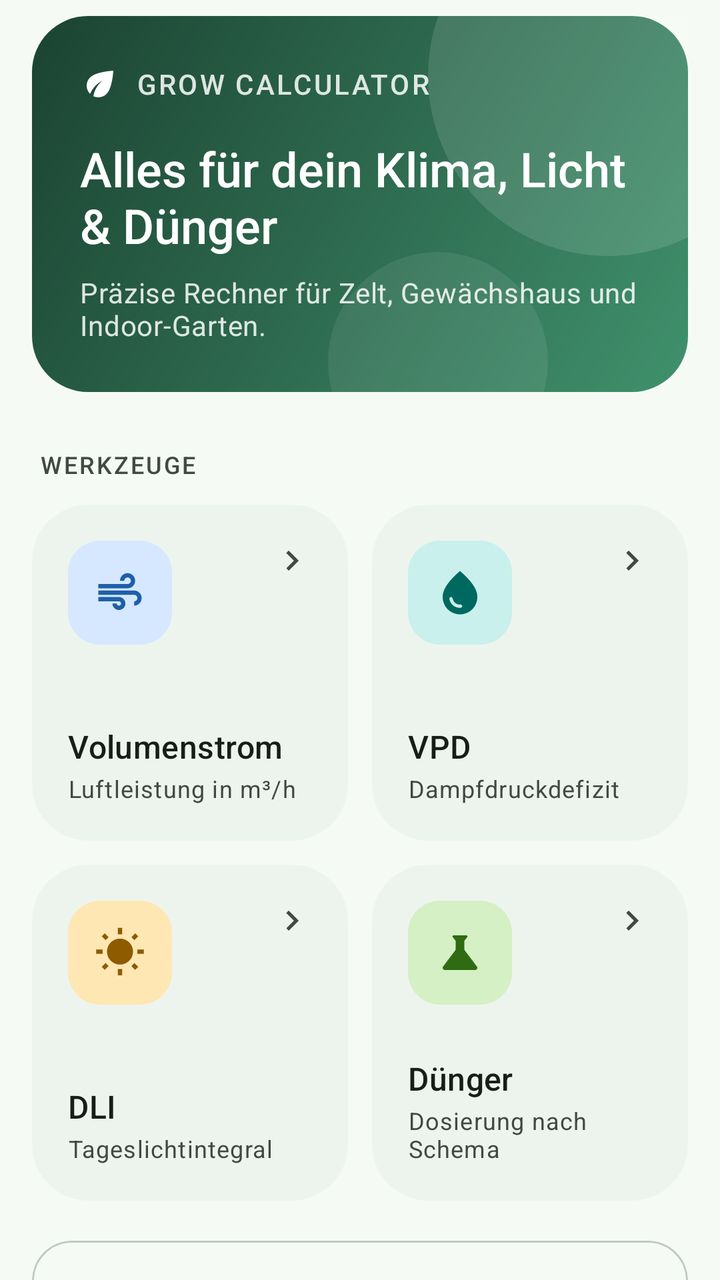
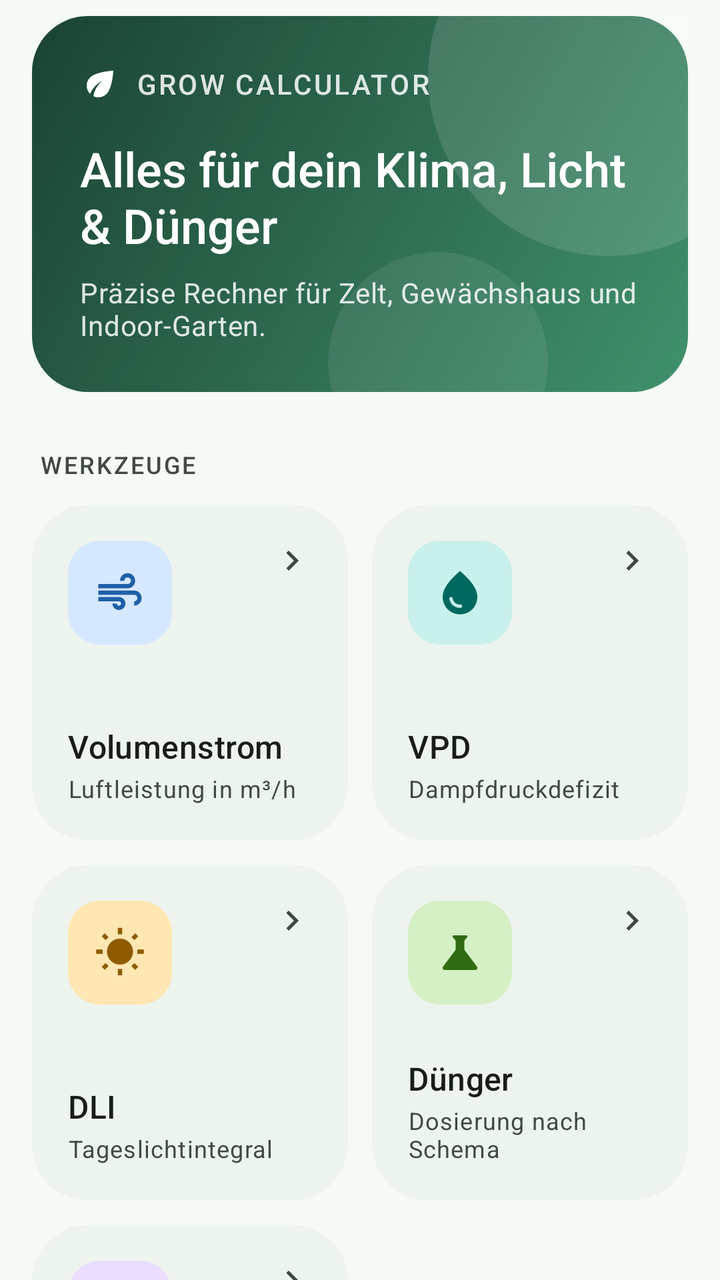

An Android layout rendered at two revisions. The XML below is the earlier revision; the diff shows what the commit changed to produce the second picture.
<!-- AndroidManifest.xml: application theme Theme.GrowCalc -->
<!-- res/layout/fragment_dashboard.xml -->
<?xml version="1.0" encoding="utf-8"?>
<androidx.core.widget.NestedScrollView xmlns:android="http://schemas.android.com/apk/res/android"
    xmlns:app="http://schemas.android.com/apk/res-auto"
    android:layout_width="match_parent"
    android:layout_height="match_parent"
    android:background="?attr/colorSurface"
    android:clipToPadding="false">

    <LinearLayout
        android:layout_width="match_parent"
        android:layout_height="wrap_content"
        android:orientation="vertical"
        android:paddingStart="16dp"
        android:paddingTop="8dp"
        android:paddingEnd="16dp"
        android:paddingBottom="32dp">

        
        <LinearLayout
            android:layout_width="match_parent"
            android:layout_height="wrap_content"
            android:background="@drawable/bg_hero"
            android:orientation="vertical"
            android:padding="24dp">

            <LinearLayout
                android:layout_width="wrap_content"
                android:layout_height="wrap_content"
                android:gravity="center_vertical"
                android:orientation="horizontal">

                <ImageView
                    android:layout_width="20dp"
                    android:layout_height="20dp"
                    android:importantForAccessibility="no"
                    android:src="@drawable/ic_leaf"
                    app:tint="@color/on_hero" />

                <TextView
                    android:layout_width="wrap_content"
                    android:layout_height="wrap_content"
                    android:layout_marginStart="8dp"
                    android:alpha="0.85"
                    android:letterSpacing="0.08"
                    android:text="@string/dashboard_hero_overline"
                    android:textAllCaps="true"
                    android:textAppearance="?attr/textAppearanceLabelLarge"
                    android:textColor="@color/on_hero" />
            </LinearLayout>

            <TextView
                android:layout_width="match_parent"
                android:layout_height="wrap_content"
                android:layout_marginTop="16dp"
                android:fontFamily="sans-serif-medium"
                android:text="@string/dashboard_hero_title"
                android:textAppearance="?attr/textAppearanceHeadlineSmall"
                android:textColor="@color/on_hero" />

            <TextView
                android:layout_width="match_parent"
                android:layout_height="wrap_content"
                android:layout_marginTop="8dp"
                android:alpha="0.85"
                android:text="@string/dashboard_hero_subtitle"
                android:textAppearance="?attr/textAppearanceBodyMedium"
                android:textColor="@color/on_hero" />
        </LinearLayout>

        <TextView
            android:layout_width="wrap_content"
            android:layout_height="wrap_content"
            android:layout_marginStart="4dp"
            android:layout_marginTop="28dp"
            android:layout_marginBottom="12dp"
            android:text="@string/dashboard_section_tools"
            android:textAppearance="@style/TextAppearance.Grow.Overline" />

        
        <LinearLayout
            android:layout_width="match_parent"
            android:layout_height="wrap_content"
            android:baselineAligned="false"
            android:orientation="horizontal">

            <com.google.android.material.card.MaterialCardView
                android:id="@+id/cardVolumenstrom"
                style="@style/Widget.Grow.Card.Tile"
                android:layout_width="0dp"
                android:layout_height="wrap_content"
                android:layout_marginEnd="6dp"
                android:layout_weight="1"
                android:clickable="true"
                android:focusable="true">

                <LinearLayout
                    android:layout_width="match_parent"
                    android:layout_height="wrap_content"
                    android:minHeight="168dp"
                    android:orientation="vertical"
                    android:padding="18dp">

                    <LinearLayout
                        android:layout_width="match_parent"
                        android:layout_height="wrap_content"
                        android:orientation="horizontal">

                        <ImageView
                            style="@style/Grow.IconBadge"
                            android:backgroundTint="@color/accent_air_bg"
                            android:src="@drawable/ic_tool_air"
                            app:tint="@color/accent_air" />

                        <Space
                            android:layout_width="0dp"
                            android:layout_height="0dp"
                            android:layout_weight="1" />

                        <ImageView
                            android:layout_width="20dp"
                            android:layout_height="20dp"
                            android:importantForAccessibility="no"
                            android:src="@drawable/ic_chevron_right"
                            app:tint="?attr/colorOnSurfaceVariant" />
                    </LinearLayout>

                    <Space
                        android:layout_width="match_parent"
                        android:layout_height="0dp"
                        android:layout_weight="1"
                        android:minHeight="20dp" />

                    <TextView
                        android:layout_width="wrap_content"
                        android:layout_height="wrap_content"
                        android:text="@string/tile_vol_title"
                        android:textAppearance="@style/TextAppearance.Grow.SectionTitle" />

                    <TextView
                        android:layout_width="wrap_content"
                        android:layout_height="wrap_content"
                        android:layout_marginTop="2dp"
                        android:text="@string/tile_vol_desc"
                        android:textAppearance="?attr/textAppearanceBodySmall"
                        android:textColor="?attr/colorOnSurfaceVariant" />
                </LinearLayout>
            </com.google.android.material.card.MaterialCardView>

            <com.google.android.material.card.MaterialCardView
                android:id="@+id/cardVpd"
                style="@style/Widget.Grow.Card.Tile"
                android:layout_width="0dp"
                android:layout_height="wrap_content"
                android:layout_marginStart="6dp"
                android:layout_weight="1"
                android:clickable="true"
                android:focusable="true">

                <LinearLayout
                    android:layout_width="match_parent"
                    android:layout_height="wrap_content"
                    android:minHeight="168dp"
                    android:orientation="vertical"
                    android:padding="18dp">

                    <LinearLayout
                        android:layout_width="match_parent"
                        android:layout_height="wrap_content"
                        android:orientation="horizontal">

                        <ImageView
                            style="@style/Grow.IconBadge"
                            android:backgroundTint="@color/accent_vpd_bg"
                            android:src="@drawable/ic_tool_vpd"
                            app:tint="@color/accent_vpd" />

                        <Space
                            android:layout_width="0dp"
                            android:layout_height="0dp"
                            android:layout_weight="1" />

                        <ImageView
                            android:layout_width="20dp"
                            android:layout_height="20dp"
                            android:importantForAccessibility="no"
                            android:src="@drawable/ic_chevron_right"
                            app:tint="?attr/colorOnSurfaceVariant" />
                    </LinearLayout>

                    <Space
                        android:layout_width="match_parent"
                        android:layout_height="0dp"
                        android:layout_weight="1"
                        android:minHeight="20dp" />

                    <TextView
                        android:layout_width="wrap_content"
                        android:layout_height="wrap_content"
                        android:text="@string/tile_vpd_title"
                        android:textAppearance="@style/TextAppearance.Grow.SectionTitle" />

                    <TextView
                        android:layout_width="wrap_content"
                        android:layout_height="wrap_content"
                        android:layout_marginTop="2dp"
                        android:text="@string/tile_vpd_desc"
                        android:textAppearance="?attr/textAppearanceBodySmall"
                        android:textColor="?attr/colorOnSurfaceVariant" />
                </LinearLayout>
            </com.google.android.material.card.MaterialCardView>
        </LinearLayout>

        
        <LinearLayout
            android:layout_width="match_parent"
            android:layout_height="wrap_content"
            android:layout_marginTop="12dp"
            android:baselineAligned="false"
            android:orientation="horizontal">

            <com.google.android.material.card.MaterialCardView
                android:id="@+id/cardDli"
                style="@style/Widget.Grow.Card.Tile"
                android:layout_width="0dp"
                android:layout_height="wrap_content"
                android:layout_marginEnd="6dp"
                android:layout_weight="1"
                android:clickable="true"
                android:focusable="true">

                <LinearLayout
                    android:layout_width="match_parent"
                    android:layout_height="wrap_content"
                    android:minHeight="168dp"
                    android:orientation="vertical"
                    android:padding="18dp">

                    <LinearLayout
                        android:layout_width="match_parent"
                        android:layout_height="wrap_content"
                        android:orientation="horizontal">

                        <ImageView
                            style="@style/Grow.IconBadge"
                            android:backgroundTint="@color/accent_dli_bg"
                            android:src="@drawable/ic_tool_dli"
                            app:tint="@color/accent_dli" />

                        <Space
                            android:layout_width="0dp"
                            android:layout_height="0dp"
                            android:layout_weight="1" />

                        <ImageView
                            android:layout_width="20dp"
                            android:layout_height="20dp"
                            android:importantForAccessibility="no"
                            android:src="@drawable/ic_chevron_right"
                            app:tint="?attr/colorOnSurfaceVariant" />
                    </LinearLayout>

                    <Space
                        android:layout_width="match_parent"
                        android:layout_height="0dp"
                        android:layout_weight="1"
                        android:minHeight="20dp" />

                    <TextView
                        android:layout_width="wrap_content"
                        android:layout_height="wrap_content"
                        android:text="@string/tile_dli_title"
                        android:textAppearance="@style/TextAppearance.Grow.SectionTitle" />

                    <TextView
                        android:layout_width="wrap_content"
                        android:layout_height="wrap_content"
                        android:layout_marginTop="2dp"
                        android:text="@string/tile_dli_desc"
                        android:textAppearance="?attr/textAppearanceBodySmall"
                        android:textColor="?attr/colorOnSurfaceVariant" />
                </LinearLayout>
            </com.google.android.material.card.MaterialCardView>

            <com.google.android.material.card.MaterialCardView
                android:id="@+id/cardNutrient"
                style="@style/Widget.Grow.Card.Tile"
                android:layout_width="0dp"
                android:layout_height="wrap_content"
                android:layout_marginStart="6dp"
                android:layout_weight="1"
                android:clickable="true"
                android:focusable="true">

                <LinearLayout
                    android:layout_width="match_parent"
                    android:layout_height="wrap_content"
                    android:minHeight="168dp"
                    android:orientation="vertical"
                    android:padding="18dp">

                    <LinearLayout
                        android:layout_width="match_parent"
                        android:layout_height="wrap_content"
                        android:orientation="horizontal">

                        <ImageView
                            style="@style/Grow.IconBadge"
                            android:backgroundTint="@color/accent_nutrient_bg"
                            android:src="@drawable/ic_tool_nutrient"
                            app:tint="@color/accent_nutrient" />

                        <Space
                            android:layout_width="0dp"
                            android:layout_height="0dp"
                            android:layout_weight="1" />

                        <ImageView
                            android:layout_width="20dp"
                            android:layout_height="20dp"
                            android:importantForAccessibility="no"
                            android:src="@drawable/ic_chevron_right"
                            app:tint="?attr/colorOnSurfaceVariant" />
                    </LinearLayout>

                    <Space
                        android:layout_width="match_parent"
                        android:layout_height="0dp"
                        android:layout_weight="1"
                        android:minHeight="20dp" />

                    <TextView
                        android:layout_width="wrap_content"
                        android:layout_height="wrap_content"
                        android:text="@string/tile_nutrient_title"
                        android:textAppearance="@style/TextAppearance.Grow.SectionTitle" />

                    <TextView
                        android:layout_width="wrap_content"
                        android:layout_height="wrap_content"
                        android:layout_marginTop="2dp"
                        android:text="@string/tile_nutrient_desc"
                        android:textAppearance="?attr/textAppearanceBodySmall"
                        android:textColor="?attr/colorOnSurfaceVariant" />
                </LinearLayout>
            </com.google.android.material.card.MaterialCardView>
        </LinearLayout>

        
        <com.google.android.material.card.MaterialCardView
            style="@style/Widget.Material3.CardView.Outlined"
            android:layout_width="match_parent"
            android:layout_height="wrap_content"
            android:layout_marginTop="20dp"
            app:cardBackgroundColor="?attr/colorSurface"
            app:cardCornerRadius="20dp"
            app:strokeColor="?attr/colorOutlineVariant">

            <LinearLayout
                android:layout_width="match_parent"
                android:layout_height="wrap_content"
                android:gravity="center_vertical"
                android:orientation="horizontal"
                android:padding="16dp">

                <ImageView
                    android:layout_width="24dp"
                    android:layout_height="24dp"
                    android:importantForAccessibility="no"
                    android:src="@drawable/ic_info"
                    app:tint="?attr/colorTertiary" />

                <TextView
                    android:layout_width="0dp"
                    android:layout_height="wrap_content"
                    android:layout_marginStart="14dp"
                    android:layout_weight="1"
                    android:text="@string/dashboard_tip_text"
                    android:textAppearance="?attr/textAppearanceBodySmall"
                    android:textColor="?attr/colorOnSurfaceVariant" />
            </LinearLayout>
        </com.google.android.material.card.MaterialCardView>

    </LinearLayout>
</androidx.core.widget.NestedScrollView>
<!-- resources referenced by this layout -->
<resources>
  <color name="accent_air">#1E5FA8</color>
  <color name="accent_air_bg">#D6E8FF</color>
  <color name="accent_dli">#8F5B00</color>
  <color name="accent_dli_bg">#FFE7B3</color>
  <color name="accent_nutrient">#2F6B12</color>
  <color name="accent_nutrient_bg">#D4F0C4</color>
  <color name="accent_vpd">#00695F</color>
  <color name="accent_vpd_bg">#C9F0EC</color>
  <color name="on_hero">#FFFFFF</color>
  <string name="dashboard_hero_overline">Grow Calculator</string>
  <string name="dashboard_hero_subtitle">Präzise Rechner für Zelt, Gewächshaus und Indoor-Garten.</string>
  <string name="dashboard_hero_title">Alles für dein Klima, Licht &amp; Dünger</string>
  <string name="dashboard_section_tools">Werkzeuge</string>
  <string name="dashboard_tip_text">Kommazahlen kannst du mit Punkt oder Komma eingeben – beides funktioniert.</string>
  <string name="tile_dli_desc">Tageslichtintegral</string>
  <string name="tile_dli_title">DLI</string>
  <string name="tile_nutrient_desc">Dosierung nach Schema</string>
  <string name="tile_nutrient_title">Dünger</string>
  <string name="tile_vol_desc">Luftleistung in m³/h</string>
  <string name="tile_vol_title">Volumenstrom</string>
  <string name="tile_vpd_desc">Dampfdruckdefizit</string>
  <string name="tile_vpd_title">VPD</string>
  <style name="TextAppearance.Grow.SectionTitle" parent="TextAppearance.Material3.TitleMedium">
          <item name="android:textColor">?attr/colorOnSurface</item>
          <item name="fontFamily">sans-serif-medium</item>
      </style>
  <style name="Widget.Grow.Card.Tile" parent="Widget.Material3.CardView.Filled">
          <item name="cardCornerRadius">28dp</item>
          <item name="cardElevation">0dp</item>
          <item name="cardBackgroundColor">?attr/colorSurfaceContainerLow</item>
      </style>
  <color name="hero_end">#40916C</color>
  <color name="hero_start">#1B4332</color>
  <color name="primary_green">#2D6A4F</color>
  <color name="on_primary_green">#FFFFFF</color>
  <color name="primary_container_green">#B7EBCB</color>
  <color name="on_primary_container_green">#00210F</color>
  <color name="secondary_grey">#4E6356</color>
  <color name="on_secondary_grey">#FFFFFF</color>
  <color name="secondary_container_grey">#D1E8D7</color>
  <color name="on_secondary_container_grey">#0B1F14</color>
  <color name="tertiary_earth">#8A5A2B</color>
  <color name="on_tertiary_earth">#FFFFFF</color>
  <color name="tertiary_container_earth">#FFDCBF</color>
  <color name="on_tertiary_container_earth">#2E1600</color>
  <color name="surface_grey">#F5FAF5</color>
  <color name="on_surface_grey">#171D19</color>
  <color name="surface_variant">#DCE5DC</color>
  <color name="on_surface_variant">#404943</color>
  <color name="outline_grey">#707972</color>
  <color name="outline_variant">#C0C9C1</color>
  <color name="surface_container_lowest">#FFFFFF</color>
  <color name="surface_container_low">#EDF4EE</color>
  <color name="surface_container">#E9EFE9</color>
  <color name="surface_container_high">#E4EAE4</color>
  <color name="surface_container_highest">#DEE4DE</color>
  <!-- unchanged entries left out for length: 14 -->
</resources>

<!-- the commit's change to res/layout/fragment_dashboard.xml (unified diff, before → after) -->
@@ -346,6 +346,84 @@
         </LinearLayout>
 
         
+        <LinearLayout
+            android:layout_width="match_parent"
+            android:layout_height="wrap_content"
+            android:layout_marginTop="12dp"
+            android:baselineAligned="false"
+            android:orientation="horizontal">
+
+            <com.google.android.material.card.MaterialCardView
+                android:id="@+id/cardPpfd"
+                style="@style/Widget.Grow.Card.Tile"
+                android:layout_width="0dp"
+                android:layout_height="wrap_content"
+                android:layout_marginEnd="6dp"
+                android:layout_weight="1"
+                android:clickable="true"
+                android:focusable="true">
+
+                <LinearLayout
+                    android:layout_width="match_parent"
+                    android:layout_height="wrap_content"
+                    android:minHeight="168dp"
+                    android:orientation="vertical"
+                    android:padding="18dp">
+
+                    <LinearLayout
+                        android:layout_width="match_parent"
+                        android:layout_height="wrap_content"
+                        android:orientation="horizontal">
+
+                        <ImageView
+                            style="@style/Grow.IconBadge"
+                            android:backgroundTint="@color/accent_ppfd_bg"
+                            android:src="@drawable/ic_tool_ppfd"
+                            app:tint="@color/accent_ppfd" />
+
+                        <Space
+                            android:layout_width="0dp"
+                            android:layout_height="0dp"
+                            android:layout_weight="1" />
+
+                        <ImageView
+                            android:layout_width="20dp"
+                            android:layout_height="20dp"
+                            android:importantForAccessibility="no"
+                            android:src="@drawable/ic_chevron_right"
+                            app:tint="?attr/colorOnSurfaceVariant" />
+                    </LinearLayout>
+
+                    <Space
+                        android:layout_width="match_parent"
+                        android:layout_height="0dp"
+                        android:layout_weight="1"
+                        android:minHeight="20dp" />
+
+                    <TextView
+                        android:layout_width="wrap_content"
+                        android:layout_height="wrap_content"
+                        android:text="@string/tile_ppfd_title"
+                        android:textAppearance="@style/TextAppearance.Grow.SectionTitle" />
+
+                    <TextView
+                        android:layout_width="wrap_content"
+                        android:layout_height="wrap_content"
+                        android:layout_marginTop="2dp"
+                        android:text="@string/tile_ppfd_desc"
+                        android:textAppearance="?attr/textAppearanceBodySmall"
+                        android:textColor="?attr/colorOnSurfaceVariant" />
+                </LinearLayout>
+            </com.google.android.material.card.MaterialCardView>
+
+            <Space
+                android:layout_width="0dp"
+                android:layout_height="0dp"
+                android:layout_marginStart="6dp"
+                android:layout_weight="1" />
+        </LinearLayout>
+
+        
         <com.google.android.material.card.MaterialCardView
             style="@style/Widget.Material3.CardView.Outlined"
             android:layout_width="match_parent"
<!-- resource entries referenced after the edit -->
@@ -6,9 +6,21 @@
   <color name="accent_dli_bg">#FFE7B3</color>
   <color name="accent_nutrient">#2F6B12</color>
   <color name="accent_nutrient_bg">#D4F0C4</color>
+  <color name="accent_ppfd">#5B3E96</color>
+  <color name="accent_ppfd_bg">#EADDFF</color>
   <color name="accent_vpd">#00695F</color>
   <color name="accent_vpd_bg">#C9F0EC</color>
   <color name="on_hero">#FFFFFF</color>
+  <!-- drawable ic_tool_ppfd (drawable) -->
+  <vector xmlns:android="http://schemas.android.com/apk/res/android"
+      android:width="24dp"
+      android:height="24dp"
+      android:viewportWidth="24"
+      android:viewportHeight="24">
+      <path
+          android:fillColor="@android:color/white"
+          android:pathData="M9,21c0,0.55 0.45,1 1,1h4c0.55,0 1,-0.45 1,-1v-1L9,20v1zM12,2C8.14,2 5,5.14 5,9c0,2.38 1.19,4.47 3,5.74L8,17c0,0.55 0.45,1 1,1h6c0.55,0 1,-0.45 1,-1v-2.26c1.81,-1.27 3,-3.36 3,-5.74 0,-3.86 -3.14,-7 -7,-7z" />
+  </vector>
   <string name="dashboard_hero_overline">Grow Calculator</string>
   <string name="dashboard_hero_subtitle">Präzise Rechner für Zelt, Gewächshaus und Indoor-Garten.</string>
   <string name="dashboard_hero_title">Alles für dein Klima, Licht &amp; Dünger</string>
@@ -18,6 +30,8 @@
   <string name="tile_dli_title">DLI</string>
   <string name="tile_nutrient_desc">Dosierung nach Schema</string>
   <string name="tile_nutrient_title">Dünger</string>
+  <string name="tile_ppfd_desc">Licht messen &amp; umrechnen</string>
+  <string name="tile_ppfd_title">PPFD</string>
   <string name="tile_vol_desc">Luftleistung in m³/h</string>
   <string name="tile_vol_title">Volumenstrom</string>
   <string name="tile_vpd_desc">Dampfdruckdefizit</string>
